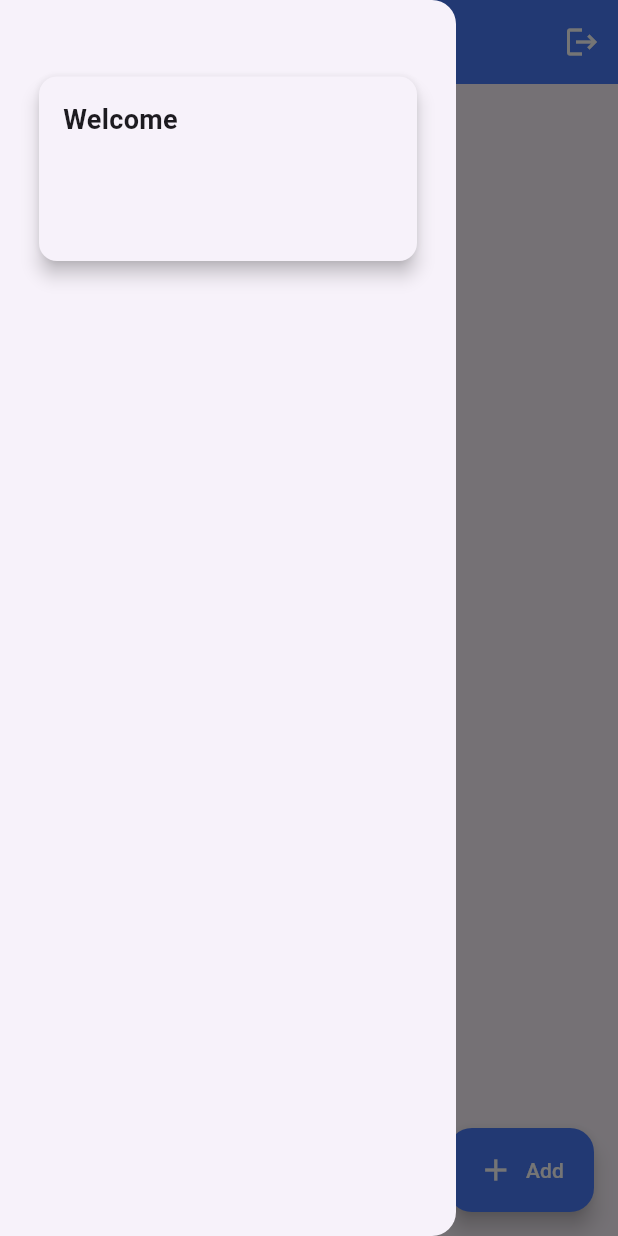
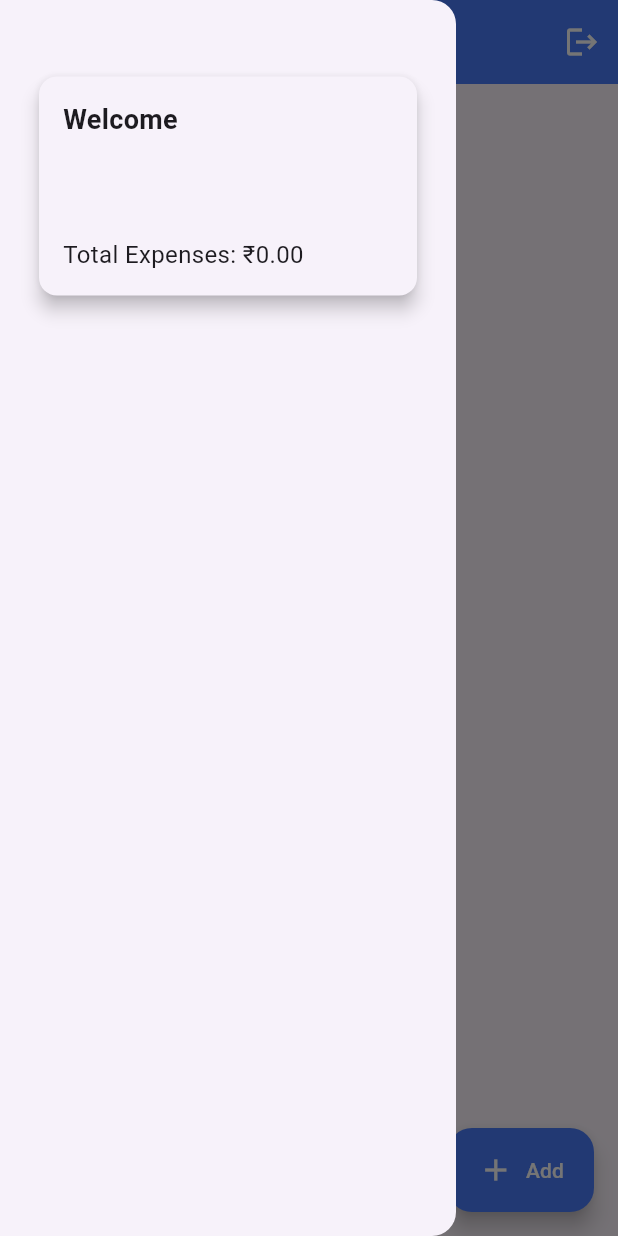
Before and after one commit to SamarthBagde/Expense-Tracker-App, a Flutter app: the screen it shows once a user with an empty profile is signed in, with the side drawer open, on a phone screen of 412 x 824 dp. Run offline on Flutter 3.47's test engine with Material 3 defaults, Android fonts, the phone set to English and light mode, and no system bars; our stand-ins replace cloud_firestore, firebase_auth, firebase_core; accounts and stored records are empty.

```diff
--- a/lib/main.dart
+++ b/lib/main.dart
@@ -3,7 +3,6 @@ import 'package:expense_tracker/screens/wrapper.dart';
 import 'package:expense_tracker/services/auth.dart';
 import 'package:firebase_core/firebase_core.dart';
 import 'package:flutter/material.dart';
-import 'package:flutter/widgets.dart';
 import 'package:provider/provider.dart';
 
 void main() async {
--- a/lib/screens/home.dart
+++ b/lib/screens/home.dart
@@ -1,5 +1,5 @@
 import 'package:expense_tracker/widgets/add_expense.dart';
-import 'package:expense_tracker/screens/expenses_list.dart';
+import 'package:expense_tracker/widgets/expenses_list.dart';
 import 'package:expense_tracker/widgets/my_drawer.dart';
 import 'package:expense_tracker/services/auth.dart';
 import 'package:flutter/material.dart';
--- a/lib/widgets/user_info.dart
+++ b/lib/widgets/user_info.dart
@@ -17,8 +17,11 @@ class _UserInfoState extends State<UserInfo> {
     final Database db = Database(uid: _auth.getCurrentUid());
 
     return FutureBuilder(
-        future: db.getUserData(),
-        builder: (ctx, snapshot) {
+      future: Future.wait([
+        db.getUserData(),
+        db.getTotalExpenseAmount(),
+      ]),
+      builder: (ctx, AsyncSnapshot<List<dynamic>> snapshot) {
         if (snapshot.connectionState == ConnectionState.waiting) {
           return const Center(
             child: CircularProgressIndicator(),
@@ -28,7 +31,8 @@ class _UserInfoState extends State<UserInfo> {
           return Text("Error: ${snapshot.error}");
         }
         if (snapshot.data != null) {
-            final userData = snapshot.data!.data() as Map<String, dynamic>;
+          final userData = snapshot.data![0].data() as Map<String, dynamic>;
+          final double totalAmount = snapshot.data![1] as double;
 
           return Card(
             margin: const EdgeInsets.all(16),
@@ -49,6 +53,10 @@ class _UserInfoState extends State<UserInfo> {
                     style: const TextStyle(fontSize: 16),
                   ),
                   const SizedBox(height: 8),
+                  Text(
+                    "Total Expenses: \u{20B9}${totalAmount.toStringAsFixed(2)}",
+                    style: const TextStyle(fontSize: 16),
+                  ),
                 ],
               ),
             ),
@@ -56,6 +64,7 @@ class _UserInfoState extends State<UserInfo> {
         } else {
           return const Text("No User Data!");
         }
-        });
+      },
+    );
   }
 }
--- a/pubspec.yaml
+++ b/pubspec.yaml
@@ -68,8 +68,7 @@ flutter:
 
   # To add assets to your application, add an assets section, like this:
   # assets:
-  #   - images/a_dot_burr.jpeg
-  #   - images/a_dot_ham.jpeg
+  #   - assets/images/
 
   # An image asset can refer to one or more resolution-specific "variants", see
   # https://flutter.dev/assets-and-images/#resolution-aware
```
Also changed, not shown: lib/screens/splash_scree.dart (added, +37 -0 lines), lib/services/database.dart (+15 -1 lines), lib/widgets/expenses_list.dart (renamed from lib/screens/expenses_list.dart), 16 other files. Lines whose indentation alone changed are shown as unchanged.
